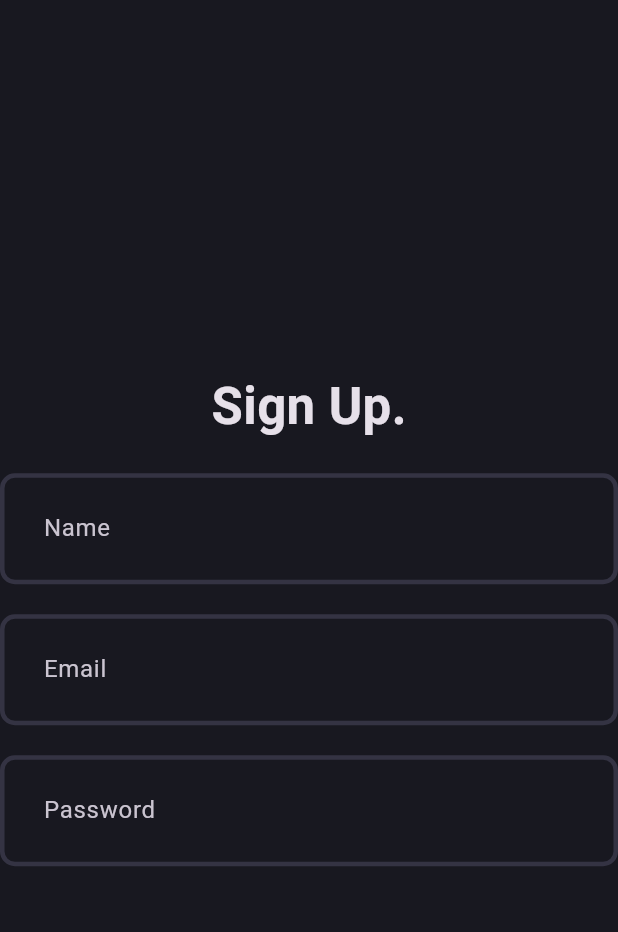
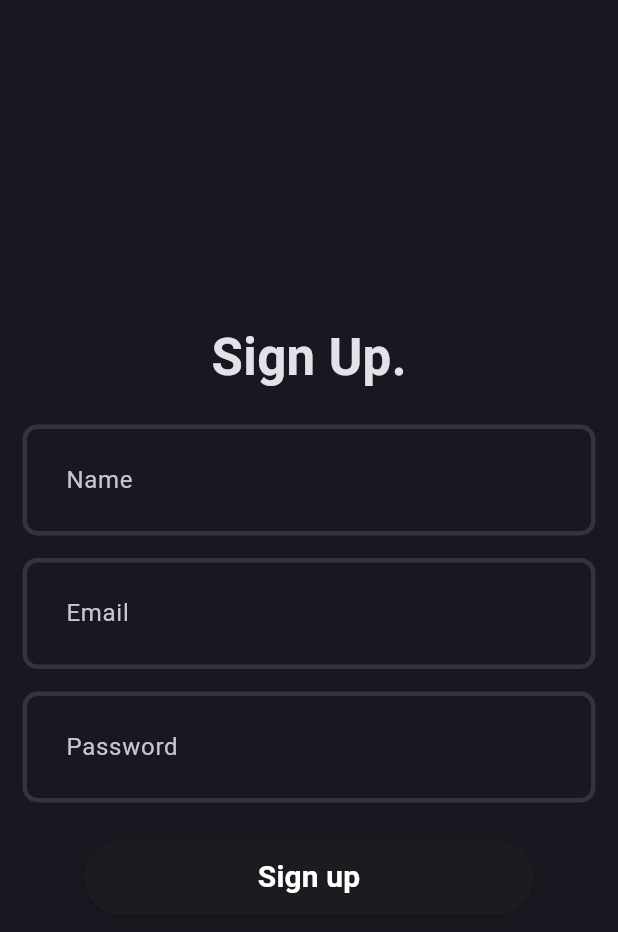
Before and after one commit to mfonmfon/pocketsave_mobile, a Flutter app: the screen it shows after launch, on a phone screen of 412 x 824 dp. Shown: the top 932 px of the screen. Run offline on Flutter 3.47's test engine with Material 3 defaults, Android fonts, the light colour scheme and no system bars.

Commit message:
done with the signup feilds

```diff
--- a/lib/presentation/pages/signup_page.dart
+++ b/lib/presentation/pages/signup_page.dart
@@ -1,5 +1,7 @@
 import 'package:flutter/material.dart';
 import 'package:pocketsave_mobile/presentation/widgets/auth_fields.dart';
+
+import '../widgets/auth_gradient_button.dart';
 
 class SignupPage extends StatefulWidget {
   const SignupPage({super.key});
@@ -13,7 +15,9 @@ class _SignupPageState extends State<SignupPage> {
   Widget build(BuildContext context) {
     return const Scaffold(
 
-      body: Column(
+      body: Padding(
+        padding: EdgeInsets.all(15.0),
+        child: Column(
            mainAxisAlignment: MainAxisAlignment.center,
           children: [
             Text('Sign Up.',
@@ -24,11 +28,14 @@ class _SignupPageState extends State<SignupPage> {
               ),
               const SizedBox(height: 20),
               AuthFields(hintText: 'Name',),
-            const SizedBox(height: 20),
+              const SizedBox(height: 15),
               AuthFields(hintText: 'Email',),
-            const SizedBox(height: 20),
+              const SizedBox(height: 15),
               AuthFields(hintText: 'Password',),
+              const SizedBox(height: 25),
+              AuthGradientButton()
           ],
+        ),
       ),
     );
   }
--- /dev/null
+++ b/lib/presentation/widgets/auth_gradient_button.dart
@@ -0,0 +1,23 @@
+import 'package:flutter/cupertino.dart';
+import 'package:flutter/material.dart';
+
+class AuthGradientButton extends StatelessWidget {
+  const AuthGradientButton({super.key});
+
+  @override
+  Widget build(BuildContext context) {
+    return ElevatedButton(onPressed: () {},
+      style: ElevatedButton.styleFrom(
+        fixedSize: const Size(300, 50),
+      ),
+      child: const Text('Sign up',
+        style: TextStyle(
+          fontSize: 20,
+          fontWeight: FontWeight.bold,
+          color: Colors.white,
+        )
+        ,),
+    );
+
+  }
+}
```
Lines whose indentation alone changed are shown as unchanged.
